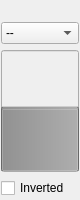
The window that src/ui/JoystickAxis.ui (mavlink/qgroundcontrol) describes before a commit, drawn with Qt 5.
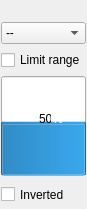
The same window after the commit.

Commit message: Joystick axes can now be specified as being exclusively-positive in the range [0:1.0] for the throttle. This should really be a vehicle-specific setting.

Patch:
```diff
--- a/src/ui/JoystickAxis.ui
+++ b/src/ui/JoystickAxis.ui
@@ -86,10 +86,17 @@
      </item>
     </widget>
    </item>
+   <item>
+    <widget class="QCheckBox" name="limitRangeCheckBox">
+     <property name="text">
+      <string>Limit range</string>
+     </property>
+    </widget>
+   </item>
    <item>
     <widget class="QProgressBar" name="progressBar">
      <property name="enabled">
-      <bool>false</bool>
+      <bool>true</bool>
      </property>
      <property name="sizePolicy">
       <sizepolicy hsizetype="Preferred" vsizetype="MinimumExpanding">
@@ -113,21 +120,30 @@
       <set>Qt::AlignCenter</set>
      </property>
      <property name="textVisible">
-      <bool>false</bool>
+      <bool>true</bool>
      </property>
      <property name="orientation">
       <enum>Qt::Vertical</enum>
      </property>
+     <property name="textDirection">
+      <enum>QProgressBar::TopToBottom</enum>
+     </property>
     </widget>
    </item>
    <item>
     <widget class="QCheckBox" name="checkBox">
      <property name="sizePolicy">
-      <sizepolicy hsizetype="Preferred" vsizetype="Fixed">
+      <sizepolicy hsizetype="Minimum" vsizetype="Fixed">
        <horstretch>0</horstretch>
        <verstretch>0</verstretch>
       </sizepolicy>
      </property>
+     <property name="minimumSize">
+      <size>
+       <width>0</width>
+       <height>25</height>
+      </size>
+     </property>
      <property name="text">
       <string>Inverted</string>
      </property>
```
Left out of the diff: 2 changed lines with no effect on the pictures. The commit also changes 5 other files.
